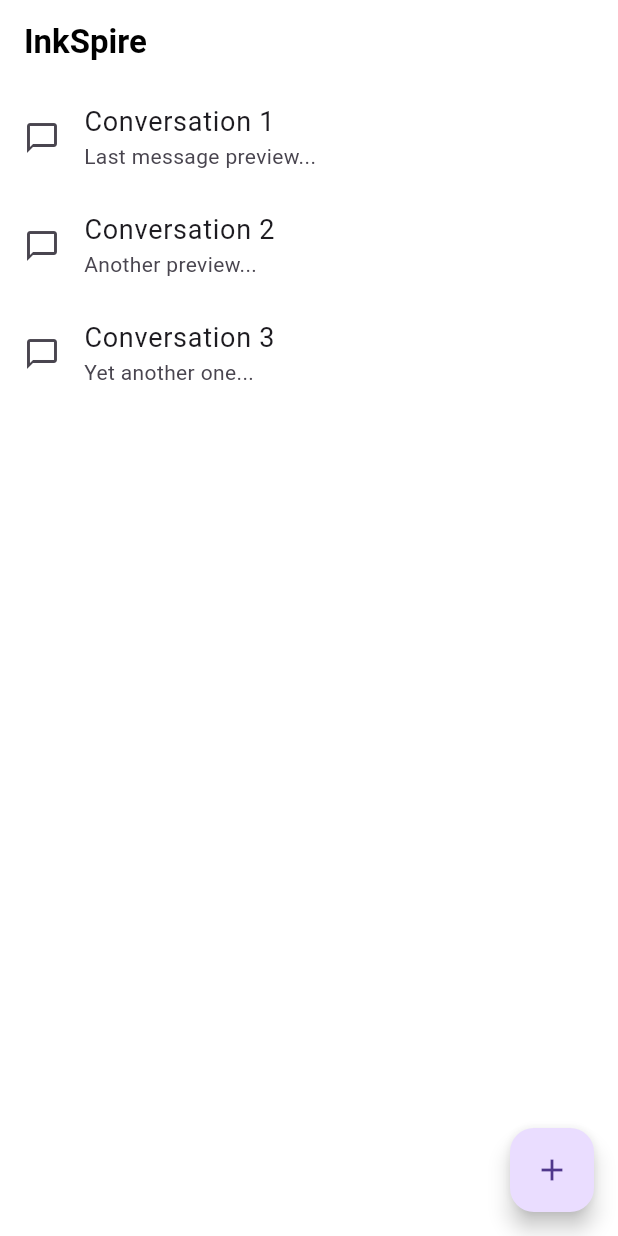
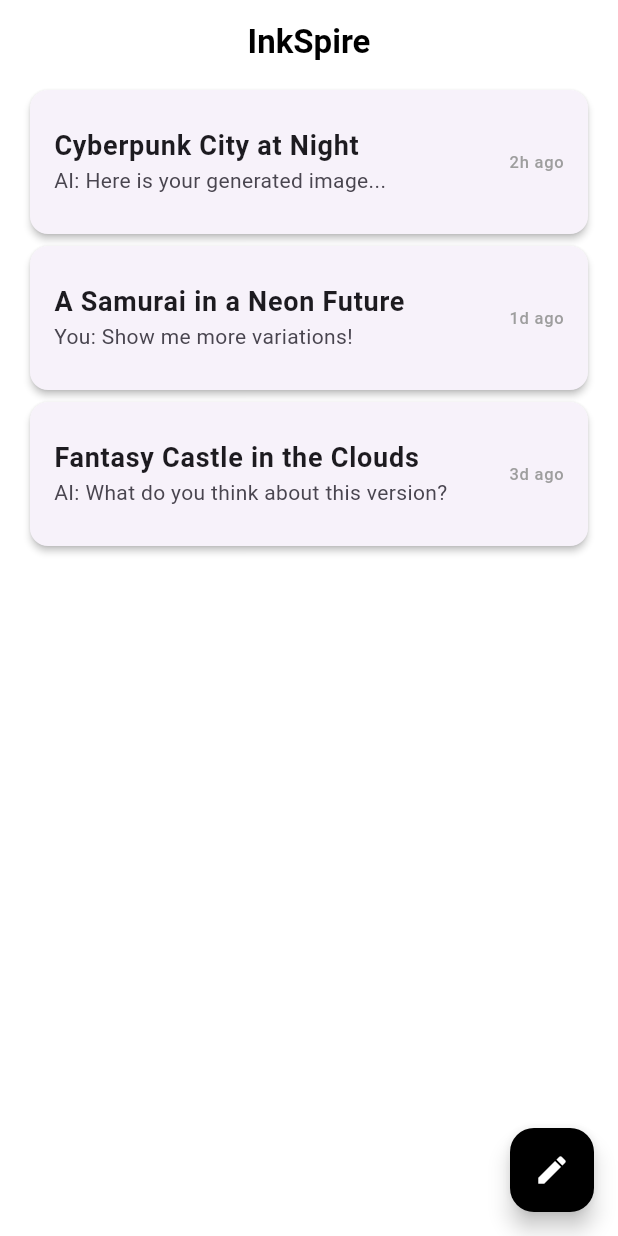
Before and after one commit to emnggprw/inkspire, a Flutter app: the screen it shows after launch, on a phone screen of 412 x 824 dp. Run offline on Flutter 3.47's test engine with Material 3 defaults, Android fonts, the phone set to English and light mode, and no system bars.

Commit message:
Updated home screen UI

```diff
--- a/lib/screens/home_screen.dart
+++ b/lib/screens/home_screen.dart
@@ -1,48 +1,94 @@
 import 'package:flutter/material.dart';
-import 'package:inkspire/screens/chat_screen.dart';
+import 'package:inkspire/screens/prompt_screen.dart';
 
 class HomeScreen extends StatelessWidget {
   const HomeScreen({super.key});
 
   @override
   Widget build(BuildContext context) {
-    // Placeholder conversations
     final List<Map<String, String>> conversations = [
-      {'title': 'Conversation 1', 'subtitle': 'Last message preview...'},
-      {'title': 'Conversation 2', 'subtitle': 'Another preview...'},
-      {'title': 'Conversation 3', 'subtitle': 'Yet another one...'},
+      {
+        'title': 'Cyberpunk City at Night',
+        'lastMessage': 'AI: Here is your generated image...',
+        'timestamp': '2h ago',
+      },
+      {
+        'title': 'A Samurai in a Neon Future',
+        'lastMessage': 'You: Show me more variations!',
+        'timestamp': '1d ago',
+      },
+      {
+        'title': 'Fantasy Castle in the Clouds',
+        'lastMessage': 'AI: What do you think about this version?',
+        'timestamp': '3d ago',
+      },
     ];
 
     return Scaffold(
       appBar: AppBar(
         title: const Text('InkSpire', style: TextStyle(fontWeight: FontWeight.bold)),
+        centerTitle: true,
       ),
-      body: ListView.builder(
+      body: Padding(
+        padding: const EdgeInsets.symmetric(horizontal: 16),
+        child: ListView.builder(
           itemCount: conversations.length,
           itemBuilder: (context, index) {
-          final conversation = conversations[index];
-          return ListTile(
-            title: Text(conversation['title']!),
-            subtitle: Text(conversation['subtitle']!),
-            leading: const Icon(Icons.chat_bubble_outline),
+            final convo = conversations[index];
+            return ConversationItem(
+              title: convo['title']!,
+              lastMessage: convo['lastMessage']!,
+              timestamp: convo['timestamp']!,
               onTap: () {
                 Navigator.push(
                   context,
-                MaterialPageRoute(builder: (context) => const ChatScreen()),
+                  MaterialPageRoute(builder: (context) => const PromptScreen()),
                 );
               },
             );
           },
         ),
+      ),
       floatingActionButton: FloatingActionButton(
         onPressed: () {
           Navigator.push(
             context,
-            MaterialPageRoute(builder: (context) => const ChatScreen()),
+            MaterialPageRoute(builder: (context) => const PromptScreen()),
           );
         },
-        child: const Icon(Icons.add),
+        backgroundColor: Colors.black,
+        child: const Icon(Icons.edit, color: Colors.white),
       ),
     );
   }
 }
+
+class ConversationItem extends StatelessWidget {
+  final String title;
+  final String lastMessage;
+  final String timestamp;
+  final VoidCallback onTap;
+
+  const ConversationItem({
+    super.key,
+    required this.title,
+    required this.lastMessage,
+    required this.timestamp,
+    required this.onTap,
+  });
+
+  @override
+  Widget build(BuildContext context) {
+    return Card(
+      elevation: 2,
+      shape: RoundedRectangleBorder(borderRadius: BorderRadius.circular(12)),
+      child: ListTile(
+        contentPadding: const EdgeInsets.symmetric(vertical: 12, horizontal: 16),
+        title: Text(title, style: const TextStyle(fontWeight: FontWeight.bold, fontSize: 18)),
+        subtitle: Text(lastMessage, maxLines: 1, overflow: TextOverflow.ellipsis),
+        trailing: Text(timestamp, style: const TextStyle(color: Colors.grey)),
+        onTap: onTap,
+      ),
+    );
+  }
+}
--- a/lib/screens/chat_screen.dart
+++ b/lib/screens/prompt_screen.dart
@@ -3,14 +3,14 @@ import 'package:http/http.dart' as http;
 import 'dart:convert';
 import 'package:inkspire/utils/fetch_image_bytes.dart';
 
-class ChatScreen extends StatefulWidget {
-  const ChatScreen({super.key});
+class PromptScreen extends StatefulWidget {
+  const PromptScreen({super.key});
 
   @override
-  State<ChatScreen> createState() => _ChatScreenState();
+  State<PromptScreen> createState() => _PromptScreenState();
 }
 
-class _ChatScreenState extends State<ChatScreen> {
+class _PromptScreenState extends State<PromptScreen> {
   final TextEditingController _promptController = TextEditingController(); // To get user input
   String? generatedImageUrl; // Stores the generated image URL
   bool isLoading = false; // Controls loading state
```
Lines whose indentation alone changed are shown as unchanged.
